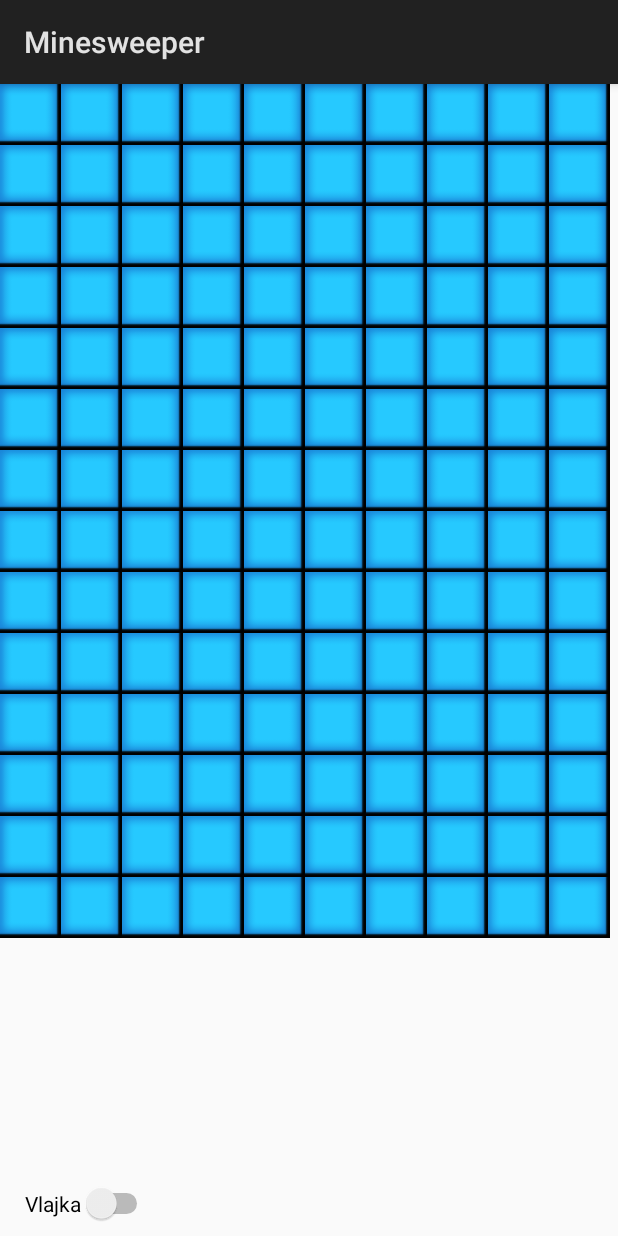
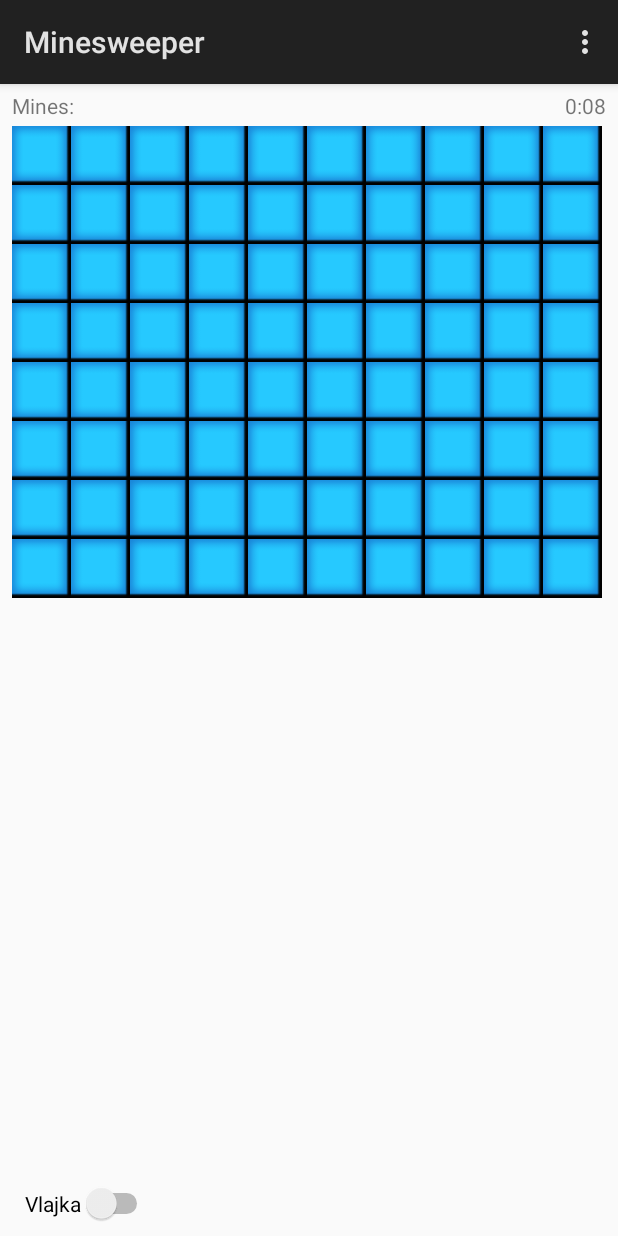
Before and after one commit to pav0373/Minesweeper, an Android app: the screen it shows after launch (MainActivity), on a phone screen of 412 x 824 dp. Run offline under Robolectric (Android 15) with nearby library versions, the phone set to English and light mode, and no system bars.

Commit message:
Pridani menu, timeru a counteru

```diff
--- a/app/src/main/java/com/example/marek/minesweeper/GameEngine.java
+++ b/app/src/main/java/com/example/marek/minesweeper/GameEngine.java
@@ -2,7 +2,9 @@ package com.example.marek.minesweeper;
 
 import android.content.Context;
 import android.media.MediaPlayer;
+import android.os.Handler;
 import android.widget.Switch;
+import android.widget.TextView;
 import android.widget.Toast;
 
 public class GameEngine {
@@ -15,10 +17,32 @@ public class GameEngine {
 
     private Cell[][] MinesweeperGrid = new Cell[WIDTH][HEIGHT];
 
+    private long startTime = 0;
+
+    private TextView timerView;
+
+    private Handler timerHandler = new Handler();
+    Runnable timerRunnable = new Runnable() {
+
+        @Override
+        public void run() {
+            long millis = System.currentTimeMillis() - startTime;
+            int seconds = (int) (millis / 1000);
+            int minutes = seconds / 60;
+            seconds = seconds % 60;
+
+            TextView timerView = ((MainActivity)context).findViewById(R.id.timer);
+            timerView.setText(String.format("%d:%02d", minutes, seconds));
+
+            timerHandler.postDelayed(this, 500);
+        }
+    };
+
+
 
     private static final int BOMB_NUMBER = 10;
     public static final int WIDTH = 10;
-    public static final int HEIGHT = 14;
+    public static final int HEIGHT = 8;
 
     public static GameEngine getInstance(){
         if (instance == null)
@@ -50,6 +74,8 @@ public class GameEngine {
         }
 
 
+        startTime = System.currentTimeMillis();
+        timerHandler.postDelayed(timerRunnable,0);
     }
 
     public Cell getCellAt(int position) {
@@ -68,6 +94,8 @@ public class GameEngine {
 
 
     public void click(int x, int y) {
+
+
 
         if (x >= 0 && y >= 0 && x < WIDTH && y < HEIGHT && !getCellAt(x,y).isClicked())
         {
@@ -101,10 +129,14 @@ public class GameEngine {
                 {
                     onGameLost();
                 }
+                else
+                {
+                    checkEnd();
+                }
             }
         }
 
-        checkEnd();
+
 
     }
 
@@ -132,11 +164,21 @@ public class GameEngine {
         {
             onGameWon();
         }
+
+
+        TextView mineCount = ((MainActivity)context).findViewById(R.id.minesCounter);
+        int bombs = BOMB_NUMBER - bombFound;
+        mineCount.setText("Mines: " + bombs);
+
+
+
         return true;
     }
 
     private void onGameWon()
     {
+        timerHandler.removeCallbacks(timerRunnable);
+
         Toast.makeText(context,"Game won",Toast.LENGTH_SHORT).show();
 
         for (int x = 0; x<WIDTH;x++)
@@ -151,6 +193,9 @@ public class GameEngine {
 
     private void onGameLost()
     {
+
+        timerHandler.removeCallbacks(timerRunnable);
+
         Toast.makeText(context,"Game lost",Toast.LENGTH_SHORT).show();
         MediaPlayer explosion = MediaPlayer.create(context,R.raw.explosion);
         explosion.setVolume(1, 1);
--- a/app/src/main/java/com/example/marek/minesweeper/MainActivity.java
+++ b/app/src/main/java/com/example/marek/minesweeper/MainActivity.java
@@ -2,6 +2,8 @@ package com.example.marek.minesweeper;
 
 import android.app.Activity;
 import android.os.Bundle;
+import android.view.Menu;
+import android.view.MenuInflater;
 
 public class MainActivity extends Activity {
 
@@ -10,9 +12,16 @@ public class MainActivity extends Activity {
         super.onCreate(savedInstanceState);
         setContentView(R.layout.activity_main);
 
-
-
     }
 
 
+    @Override
+    public boolean onCreateOptionsMenu(Menu menu) {
+        MenuInflater inflater = getMenuInflater();
+        inflater.inflate(R.menu.main_menu, menu);
+        return true;
+    }
+
+
+
 }
--- a/app/src/main/res/layout/activity_main.xml
+++ b/app/src/main/res/layout/activity_main.xml
@@ -12,7 +12,13 @@
         android:id="@+id/minesweeperGridView"
         android:layout_width="match_parent"
         android:layout_height="wrap_content"
-        android:layout_centerHorizontal="true"></com.example.marek.minesweeper.Grid>
+        android:layout_centerHorizontal="true"
+        android:layout_marginEnd="8dp"
+        android:layout_marginStart="8dp"
+        android:layout_marginTop="28dp"
+        app:layout_constraintEnd_toEndOf="parent"
+        app:layout_constraintStart_toStartOf="parent"
+        app:layout_constraintTop_toTopOf="parent" />
 
     <Switch
         android:id="@+id/switcher"
@@ -30,4 +36,28 @@
         app:layout_constraintTop_toBottomOf="@+id/minesweeperGridView"
         app:layout_constraintVertical_bias="1.0" />
 
+    <TextView
+        android:id="@+id/minesCounter"
+        android:layout_width="wrap_content"
+        android:layout_height="wrap_content"
+        android:layout_marginBottom="8dp"
+        android:layout_marginStart="8dp"
+        android:layout_marginTop="8dp"
+        android:text="Mines:"
+        app:layout_constraintBottom_toTopOf="@+id/minesweeperGridView"
+        app:layout_constraintStart_toStartOf="parent"
+        app:layout_constraintTop_toTopOf="parent" />
+
+    <TextView
+        android:id="@+id/timer"
+        android:layout_width="wrap_content"
+        android:layout_height="wrap_content"
+        android:layout_marginBottom="8dp"
+        android:layout_marginEnd="8dp"
+        android:layout_marginTop="8dp"
+        android:text="Time:"
+        app:layout_constraintBottom_toTopOf="@+id/minesweeperGridView"
+        app:layout_constraintEnd_toEndOf="parent"
+        app:layout_constraintTop_toTopOf="parent" />
+
 </android.support.constraint.ConstraintLayout>
--- /dev/null
+++ b/app/src/main/res/menu/main_menu.xml
@@ -0,0 +1,11 @@
+<menu xmlns:android="http://schemas.android.com/apk/res/android">
+    <item
+        android:id="@+id/restart"
+        android:title="Restart"
+        />
+
+    <item
+        android:id="@+id/obtiznost"
+        android:title="Obtiznost"
+        />
+</menu>
```
